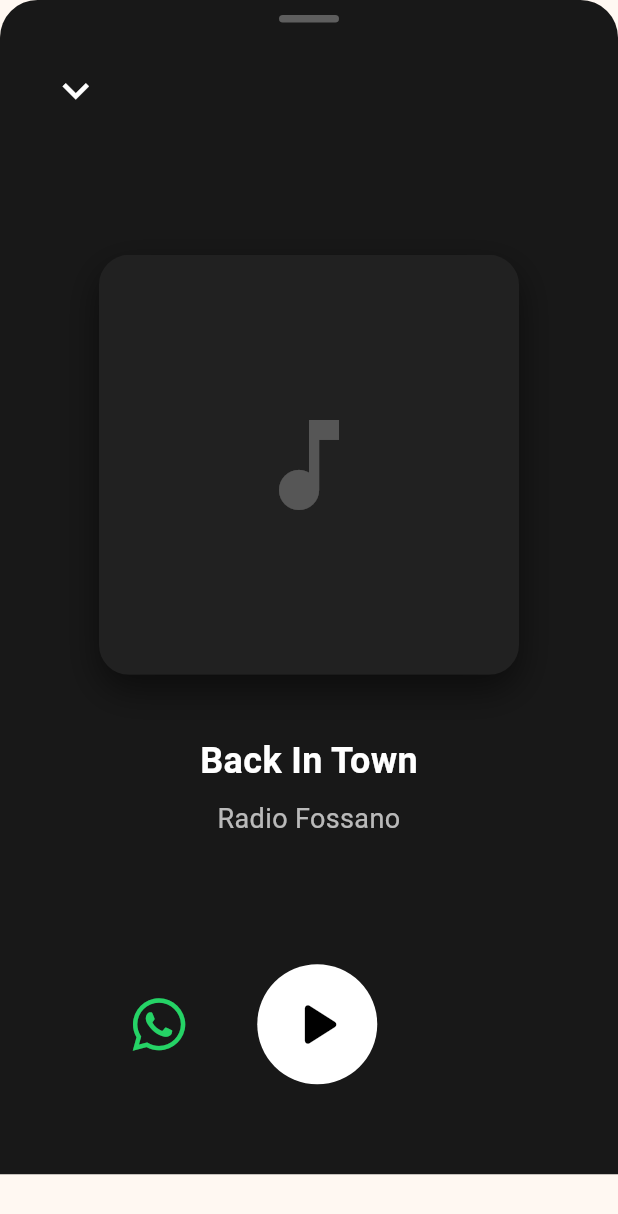
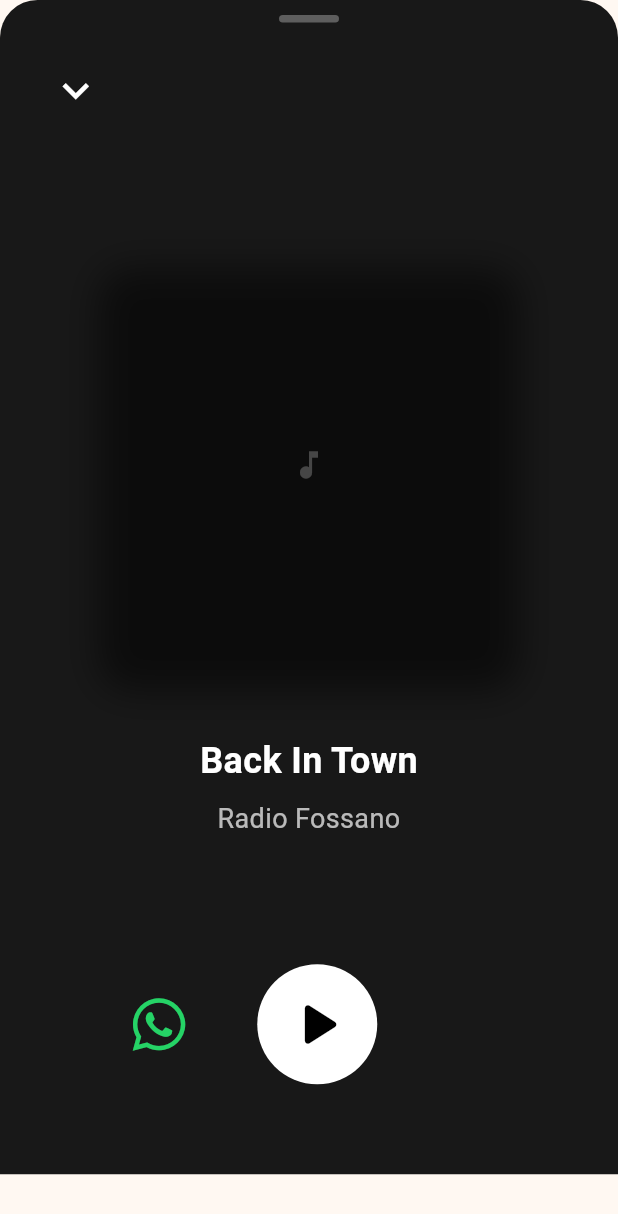
Before and after one commit to DarkSideMandrillo/back_in_town_flutter, a Flutter app: the FullPlayerScreen widget shown alone on an empty page, opened directly, after a tap on the "play arrow" icon, on a phone screen of 412 x 824 dp. Shown: the top 1214 px of the screen. Run offline on Flutter 3.47's test engine with Material 3 defaults, Android fonts, the phone set to English and light mode, and no system bars; our stand-ins replace font_awesome_flutter, just_audio, just_audio_background, marquee, webview_flutter; missing offline and left inert: webview_flutter_android; network calls fail.

Commit message:
suddivisione di radio_service (metadata e audio) integrazione di mini e full player per leggere nuova struttura metadati blocco temporaneo dell'SSE fino a modifica server

```diff
--- /dev/null
+++ b/lib/services/audio_handler.dart
@@ -0,0 +1,39 @@
+import 'package:just_audio/just_audio.dart';
+import 'package:just_audio_background/just_audio_background.dart';
+import '../models/radio_metadata.dart';
+
+/*
+ * low-level audio handler.
+ */
+class AudioPlayerHandler {
+  final AudioPlayer _player = AudioPlayer();
+
+  Stream<PlayerState> get playerStateStream => _player.playerStateStream;
+  bool get isPlaying => _player.playing;
+
+  Future<void> loadAndPlay(String url, RadioMetadata metadata) async {
+    try {
+      // Creiamo la sorgente audio con i tag iniziali
+      final source = AudioSource.uri(
+        Uri.parse(url),
+        tag: MediaItem(
+          id: 'radio_fossano_live',
+          album: "Radio Fossano",
+          title: metadata.title,
+          artist: metadata.artist,
+          artUri: metadata.artUrl.isNotEmpty
+              ? Uri.tryParse(metadata.artUrl)
+              : null,
+        ),
+      );
+
+      await _player.setAudioSource(source);
+      _player.play();
+    } catch (e) {
+      print("Audio load error: $e");
+    }
+  }
+
+  Future<void> stop() async => await _player.stop();
+  void dispose() => _player.dispose();
+}
--- /dev/null
+++ b/lib/services/metadata_handler.dart
@@ -0,0 +1,65 @@
+import 'dart:async';
+import 'dart:convert';
+import 'package:http/http.dart' as http;
+import '../models/radio_metadata.dart';
+
+/*
+ * api fetcher & polling logic.
+ * recupera i metadati da azuracast.
+ */
+class MetadataHandler {
+  final String apiUrl;
+  Timer? _timer;
+
+  MetadataHandler({required this.apiUrl});
+
+  void startPolling(Duration interval, Function(RadioMetadata) onUpdate) {
+    _timer?.cancel();
+    // Eseguiamo subito una fetch iniziale
+    _fetch(onUpdate);
+    _timer = Timer.periodic(interval, (_) => _fetch(onUpdate));
+  }
+
+  void stopPolling() => _timer?.cancel();
+
+  Future<void> _fetch(Function(RadioMetadata) onUpdate) async {
+    try {
+      final response = await http
+          .get(Uri.parse(apiUrl))
+          .timeout(const Duration(seconds: 10));
+
+      if (response.statusCode == 200) {
+        final dynamic data = json.decode(response.body);
+        Map<String, dynamic>? songData;
+
+        // Azuracast può restituire una Lista (se endpoint globale) o una Map (se endpoint stazione)
+        if (data is List && data.isNotEmpty) {
+          songData = data[0]['now_playing']['song'];
+        } else if (data is Map<String, dynamic>) {
+          songData = data['now_playing']?['song'];
+        }
+
+        if (songData != null) {
+          String artUrl = songData['art'] ?? "";
+
+          // Fix URL relativo
+          if (artUrl.isNotEmpty && !artUrl.startsWith('http')) {
+            artUrl = "https://azuracast.backintown.it$artUrl";
+          }
+
+          final newMeta = RadioMetadata(
+            title: songData['title'] ?? "Back In Town",
+            artist: songData['artist'] ?? "Radio Fossano",
+            artUrl: artUrl,
+          );
+
+          onUpdate(newMeta);
+        }
+      } else {
+        print("⚠️ API Error: ${response.statusCode}");
+      }
+    } catch (e) {
+      print("⚠️ Metadata fetch error: $e");
+    }
+  }
+}
--- a/lib/services/radio_service.dart
+++ b/lib/services/radio_service.dart
@@ -1,40 +1,22 @@
-import 'dart:async';
-import 'dart:convert';
-import 'package:flutter/foundation.dart';
 import 'package:flutter/widgets.dart';
 import 'package:just_audio/just_audio.dart';
-import 'package:just_audio_background/just_audio_background.dart';
-import 'package:http/http.dart' as http;
-import 'package:audio_session/audio_session.dart';
+import 'audio_handler.dart';
+import 'metadata_handler.dart';
 import '../models/radio_metadata.dart';
 
 /*
- * core logic dell'audio. singleton.
- * gestisce 3 cose critiche:
- * 1. stream audio (just_audio)
- * 2. recupero metadati (sse realtime in foreground, polling lento in background)
- * 3. gestione stato app (pausa/resume) per risparmiare batteria.
+ * radio service (orchestratore).
+ * gestisce lo stato dell'app e coordina audio e metadati.
+ * singleton accessibile da tutta la UI.
  */
 
 class RadioService with WidgetsBindingObserver {
-  // singleton. ne esiste solo uno, accessibile ovunque.
   static final RadioService _instance = RadioService._internal();
   factory RadioService() => _instance;
 
-  final AudioPlayer _player = AudioPlayer();
+  final AudioPlayerHandler _audio = AudioPlayerHandler();
+  late final MetadataHandler _metadata;
 
-  // stato connessioni
-  http.Client? _sseClient; // canale realtime (costoso)
-  StreamSubscription? _sseStream;
-  Timer? _backgroundTimer; // polling lento (economico)
-
-  // config endpoint
-  final String _shortcode = "radio_fossano_back_in_town";
-  final String _baseUrl = "https://azuracast.backintown.it";
-  String get _streamUrl => "$_baseUrl/listen/$_shortcode/radio.mp3";
-  String get _apiUrl => "$_baseUrl/api/nowplaying/$_shortcode";
-
-  // notifiers per la ui. usiamo valuenotifier per semplicità.
   final ValueNotifier<RadioMetadata> metadataNotifier = ValueNotifier(
     RadioMetadata.empty(),
   );
@@ -42,204 +24,62 @@ class RadioService with WidgetsBindingObserver {
   final ValueNotifier<bool> isLoadingNotifier = ValueNotifier(false);
 
   RadioService._internal() {
+    _metadata = MetadataHandler(
+      apiUrl:
+          "https://azuracast.backintown.it/api/nowplaying/radio_fossano_back_in_town",
+    );
     WidgetsBinding.instance.addObserver(this);
-    _init();
+    _listenToPlayer();
   }
 
-  // hook ciclo di vita app.
-  // decide quale strategia di update usare.
+  void _listenToPlayer() {
+    _audio.playerStateStream.listen((state) {
+      isPlayingNotifier.value = state.playing;
+      isLoadingNotifier.value =
+          state.processingState == ProcessingState.buffering ||
+          state.processingState == ProcessingState.loading;
+    });
+  }
+
   @override
   void didChangeAppLifecycleState(AppLifecycleState state) {
+    // Gestione polling intelligente per risparmiare batteria/dati
+    if (!isPlayingNotifier.value) return;
+
     if (state == AppLifecycleState.resumed) {
-      // app visibile -> serve reattività massima.
-      // spegni timer, accendi socket/sse.
-      print("🚀 mode: active. switch to sse.");
-      _stopBackgroundTimer();
-      _fetchMetadata();
-      _connectSSE();
+      _metadata.startPolling(const Duration(seconds: 10), _onMetadataUpdate);
     } else if (state == AppLifecycleState.paused) {
-      // app nascosta -> risparmia batteria e banda.
-      // spegni sse, accendi polling lento.
-      print("🌙 mode: background. switch to polling.");
-      _disconnectSSE();
-      _startBackgroundTimer();
+      _metadata.startPolling(const Duration(seconds: 30), _onMetadataUpdate);
     }
   }
 
-  Future<void> _init() async {
-    // config sessione audio android/ios
-    final session = await AudioSession.instance;
-    await session.configure(const AudioSessionConfiguration.music());
+  void _onMetadataUpdate(RadioMetadata data) {
+    // 1. Aggiorna la UI (MiniPlayer, FullPlayer)
+    metadataNotifier.value = data;
 
-    // ascolta stato player
-    _player.playerStateStream.listen((state) {
-      isPlayingNotifier.value = state.playing;
-      isLoadingNotifier.value =
-          state.processingState == ProcessingState.loading ||
-          state.processingState == ProcessingState.buffering;
-
-      // se l'audio muore, uccidiamo anche le connessioni dati.
-      // inutile scaricare json se nessuno ascolta.
-      if (!state.playing) {
-        _disconnectSSE();
-        _stopBackgroundTimer();
-      } else {
-        // se riparte, riaggancia la strategia corretta in base allo stato app.
-        if (WidgetsBinding.instance.lifecycleState ==
-            AppLifecycleState.paused) {
-          _startBackgroundTimer();
-        } else {
-          _connectSSE();
-        }
-      }
-    });
-
-    // boot iniziale
-    _fetchMetadata();
-    _connectSSE();
+    // NOTA: Aggiornare la notifica Android su uno stream live attivo
+    // senza interrompere l'audio è complesso con just_audio_background
+    // su singola URI source. Per ora ci accontentiamo che l'App UI sia corretta.
   }
 
-  // --- strategia 1: sse (real time) ---
+  Future<void> play() async {
+    // Avviamo il player con i metadati che abbiamo ATTUALMENTE (potrebbero essere default)
+    const streamUrl =
+        "https://azuracast.backintown.it/listen/radio_fossano_back_in_town/radio.mp3";
 
-  void _connectSSE() async {
-    _disconnectSSE(); // pulizia preventiva
+    await _audio.loadAndPlay(streamUrl, metadataNotifier.value);
 
-    try {
-      print("🔗 sse connect...");
-      final request = http.Request('GET', Uri.parse("$_apiUrl/sse"));
-      request.headers['User-Agent'] =
-          'Mozilla/5.0'; // fingiamo di essere un browser
-
-      _sseClient = http.Client();
-      final response = await _sseClient!.send(request);
-
-      _sseStream = response.stream
-          .transform(utf8.decoder)
-          .transform(const LineSplitter())
-          .listen((line) {
-            if (line.startsWith('data:')) {
-              final jsonString = line.substring(5).trim();
-              if (jsonString.isNotEmpty) _parseSSEMessage(jsonString);
-            }
-          }, onError: (e) => print('sse error: $e'));
-    } catch (e) {
-      print('sse failed. retry logic pending.');
-    }
-  }
-
-  void _disconnectSSE() {
-    _sseStream?.cancel();
-    _sseClient?.close();
-    _sseStream = null;
-    _sseClient = null;
-  }
-
-  void _parseSSEMessage(String jsonString) {
-    try {
-      final data = json.decode(jsonString);
-      dynamic songData;
-
-      // parsing infernale del json di azuracast.
-      // la struttura cambia a seconda se è live, playlist o autoodj.
-      if (data['now_playing'] != null) {
-        songData = data['now_playing']['song'];
-      } else if (data['pub'] != null && data['pub']['data'] != null) {
-        final inner = data['pub']['data'];
-        songData =
-            inner['now_playing']?['song'] ??
-            inner['np']?['now_playing']?['song'];
-      }
-
-      if (songData != null) _updateMetadata(songData);
-    } catch (_) {
-      // json malformato o inatteso. ignoriamo silenziosamente.
-    }
-  }
-
-  // --- strategia 2: polling (background) ---
-
-  void _startBackgroundTimer() {
-    if (_backgroundTimer != null && _backgroundTimer!.isActive) return;
-
-    print("⏱️ timer start (20s)");
-    _fetchMetadata(); // check immediato
-
-    // check ogni 20s. bilanciamento tra freschezza dati e drain batteria.
-    _backgroundTimer = Timer.periodic(const Duration(seconds: 20), (t) {
-      if (_player.playing) {
-        _fetchMetadata();
-      } else {
-        _stopBackgroundTimer(); // sicurezza: se non suona, non polla.
-      }
-    });
-  }
-
-  void _stopBackgroundTimer() {
-    _backgroundTimer?.cancel();
-    _backgroundTimer = null;
-  }
-
-  // --- helper condivisi ---
-
-  Future<void> _fetchMetadata() async {
-    try {
-      final response = await http.get(Uri.parse(_apiUrl));
-      if (response.statusCode == 200) {
-        final data = json.decode(utf8.decode(response.bodyBytes));
-        if (data['now_playing']?['song'] != null) {
-          _updateMetadata(data['now_playing']['song']);
-        }
-      }
-    } catch (e) {
-      print("fetch error: $e");
-    }
-  }
-
-  void _updateMetadata(dynamic song) {
-    final newMeta = RadioMetadata(
-      title: song['title'] ?? "Diretta",
-      artist: song['artist'] ?? "Radio Fossano",
-      artUrl: song['art'] ?? "",
-    );
-
-    // aggiorna solo se cambiato. evita rebuild inutili della ui.
-    if (metadataNotifier.value.title != newMeta.title) {
-      print("🎵 new track: ${newMeta.title}");
-      metadataNotifier.value = newMeta;
-
-      // nota: su android l'aggiornamento lockscreen senza stop/start
-      // dello stream è instabile. per ora ci accontentiamo dell'aggiornamento in-app.
-    }
-  }
-
-  // --- controlli player ---
-
-  Future<void> play() async {
-    if (_player.playing) return;
-    try {
-      // setup sorgente audio con metadati per notifica sistema
-      await _player.setAudioSource(
-        AudioSource.uri(
-          Uri.parse(_streamUrl),
-          tag: MediaItem(
-            id: '1',
-            album: "Radio Fossano",
-            title: metadataNotifier.value.title,
-            artist: metadataNotifier.value.artist,
-            artUri: Uri.tryParse(metadataNotifier.value.artUrl),
-          ),
-        ),
-      );
-      _player.play();
-      _connectSSE(); // assume foreground al play
-    } catch (e) {
-      print("play error: $e");
-    }
+    // Facciamo partire subito il polling per prendere titolo/autore reali
+    _metadata.startPolling(const Duration(seconds: 10), _onMetadataUpdate);
   }
 
   Future<void> pause() async {
-    await _player.stop();
-    _disconnectSSE();
-    _stopBackgroundTimer();
+    await _audio.stop();
+    _metadata.stopPolling();
+  }
+
+  void dispose() {
+    WidgetsBinding.instance.removeObserver(this);
+    _audio.dispose();
   }
 }
--- a/lib/ui/full_player_screen.dart
+++ b/lib/ui/full_player_screen.dart
@@ -74,28 +74,19 @@ class FullPlayerScreen extends StatelessWidget {
                       ],
                     ),
                     child: ClipRRect(
-                      borderRadius: BorderRadius.circular(20),
-                      child: metadata.artUrl.isNotEmpty
+                      borderRadius: BorderRadius.circular(6),
+                      child:
+                          (metadata.artUrl.isNotEmpty &&
+                              metadata.artUrl.startsWith('http'))
                           ? Image.network(
                               metadata.artUrl,
                               fit: BoxFit.cover,
-                              errorBuilder: (_, __, ___) => Container(
-                                color: Colors.grey[900],
-                                child: const Icon(
-                                  Icons.music_note,
-                                  size: 80,
-                                  color: Colors.white24,
-                                ),
+                              errorBuilder: (_, __, ___) => const Icon(
+                                Icons.music_note,
+                                color: Colors.white24,
                               ),
                             )
-                          : Container(
-                              color: Colors.grey[900],
-                              child: const Icon(
-                                Icons.music_note,
-                                size: 80,
-                                color: Colors.white24,
-                              ),
-                            ),
+                          : const Icon(Icons.music_note, color: Colors.white24),
                     ),
                   ),
 
--- a/lib/ui/mini_player.dart
+++ b/lib/ui/mini_player.dart
@@ -56,7 +56,9 @@ class MiniPlayer extends StatelessWidget {
                         ),
                         child: ClipRRect(
                           borderRadius: BorderRadius.circular(6),
-                          child: metadata.artUrl.isNotEmpty
+                          child:
+                              (metadata.artUrl.isNotEmpty &&
+                                  metadata.artUrl.startsWith('http'))
                               ? Image.network(
                                   metadata.artUrl,
                                   fit: BoxFit.cover,
```
Also changed, not shown: 1 other file.
